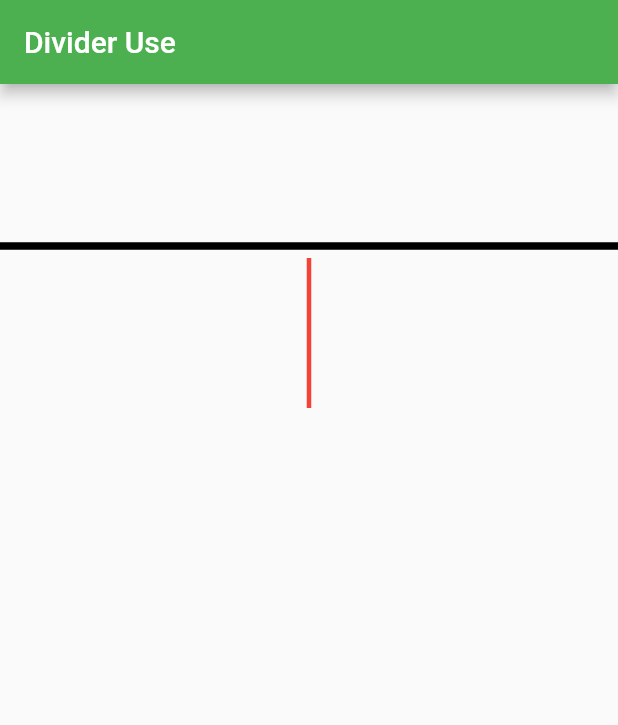
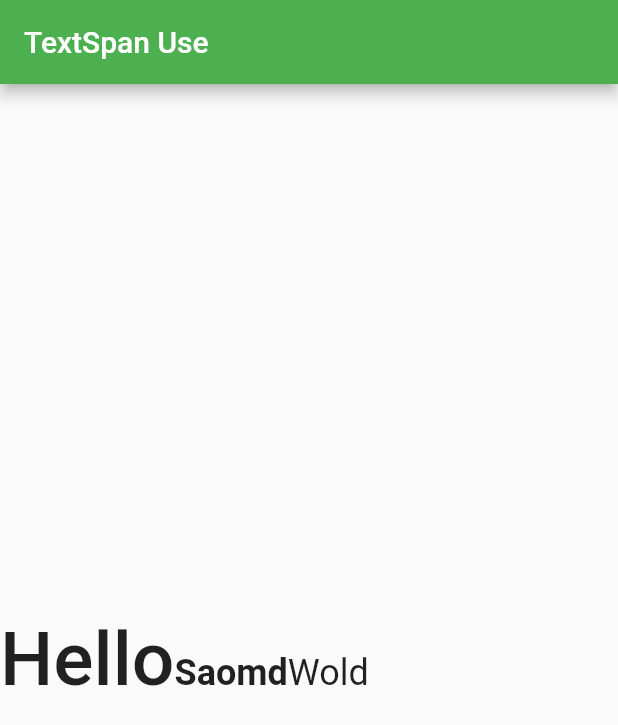
Before and after one commit to mdsomad/flutter_widgets, a Flutter app: the screen it shows after launch, on a phone screen of 412 x 824 dp. Shown: the top 725 px of the screen. Run offline on Flutter 3.47's test engine with Material 2 defaults, Android fonts, the phone set to English and light mode, and no system bars.

Commit message:
RichText completed

```diff
--- a/lib/Divider.dart
+++ b/lib/Divider.dart
@@ -10,20 +10,26 @@ class divider extends StatelessWidget {
   Widget build(BuildContext context) {
     return Scaffold(
         appBar: AppBar(
-          title: Text("Divider Use"),
+          title: Text("TextSpan Use"),
         ),
         body: Column(
-          mainAxisAlignment: MainAxisAlignment.start,
+          mainAxisAlignment: MainAxisAlignment.center,
           crossAxisAlignment: CrossAxisAlignment.center,
-          children: const [
-            SizedBox(height: 100,),
+          children:  [
+            RichText(
+              text: TextSpan(
+                text: "Hello",
+                style: Theme.of(context).textTheme.bodyText1?.copyWith(fontSize: 50),
+                children: [
+                  TextSpan(text: 'Saomd',style:
+                  TextStyle(fontSize: 24,fontWeight: FontWeight.bold)),
 
-            Divider(color: Colors.black,thickness: 5,),   // <-- Yah Divider Horizontal direction Mein Line deta hai
+                  TextSpan(text: 'Wold',style:
+                  TextStyle(fontSize: 24,fontWeight: FontWeight.normal))
+                ]
 
-            SizedBox(       // <-- SizeBox Use height requirrd
-              height: 100,
-              child: VerticalDivider(color: Colors.red,thickness: 3,),      // <-- Yah Divider Vertical direction Mein Line deta hai
-            ),
+              )
+              )
 
           ],
         ),
```
